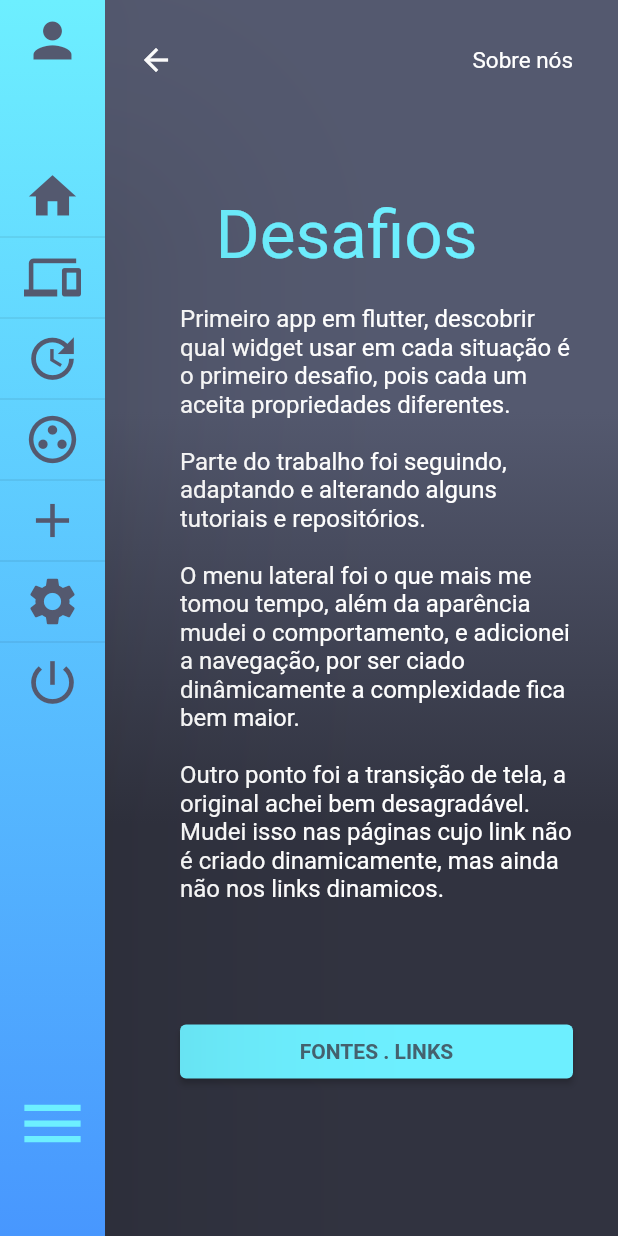
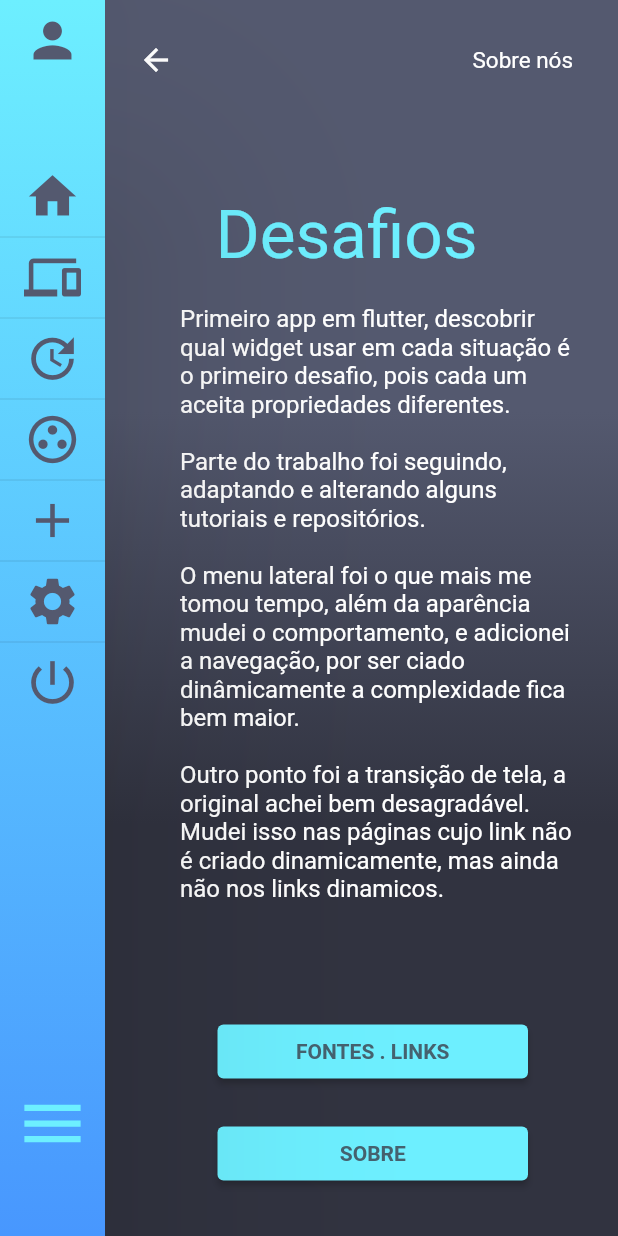
Before and after one commit to izzurban/app_smart_home, a Flutter app: the AboutUsTrouble screen opened by its route, on a phone screen of 412 x 824 dp. Run offline on Flutter 3.47's test engine with Material 2 defaults, Android fonts, the light colour scheme and no system bars.

Commit message:
layout-ajusts

```diff
--- a/lib/colors.dart
+++ b/lib/colors.dart
@@ -18,3 +18,17 @@ class Cor {
       begin: Alignment.topCenter,
       end: Alignment.bottomCenter);
 }
+
+//
+//Menu
+//
+TextStyle listTitleDefaultTextStyle =
+    TextStyle(color: Colors.white, fontSize: 20.0, fontWeight: FontWeight.w600);
+TextStyle listTitleSelectedTextStyle =
+    TextStyle(color: Cor.bgEsc1, fontSize: 20.0, fontWeight: FontWeight.w600);
+
+Color selectedColor = Cor.azulTurqueza; //icones
+Color notSelectedColor = Cor.bgEsc1; //icones
+
+Color selectedBg = Colors.white;
+Color notSelectedBg = Colors.white.withOpacity(0);
--- a/lib/routes.dart
+++ b/lib/routes.dart
@@ -12,8 +12,10 @@ import 'scenes/settings.dart';
 
 export 'package:app_smart_home/scenes/aboutUs_trouble.dart';
 export 'package:app_smart_home/scenes/aboutUs_fonts.dart';
+export 'package:app_smart_home/scenes/aboutUs_trouble.dart';
 export 'package:app_smart_home/widgets/pageTransition.dart';
 export 'package:app_smart_home/widgets/menu/custom_navigation_drawer.dart';
+export 'colors.dart';
 
 class Routes {
   var routes = <String, WidgetBuilder>{
--- a/lib/scenes/aboutUs.dart
+++ b/lib/scenes/aboutUs.dart
@@ -1,5 +1,6 @@
 import 'dart:ui';
 import 'package:flutter/material.dart';
+
 import '../routes.dart';
 
 class AboutUs extends StatelessWidget {
--- a/lib/scenes/aboutUs_trouble.dart
+++ b/lib/scenes/aboutUs_trouble.dart
@@ -1,4 +1,5 @@
 import 'package:flutter/material.dart';
+
 import '../routes.dart';
 
 class AboutUsTrouble extends StatelessWidget {
@@ -89,12 +90,17 @@ class AboutUsTrouble extends StatelessWidget {
                                 ],
                               ),
                             ),
+                            Container(
+                              margin: EdgeInsets.only(left: 25, right: 30),
+                              child: Column(
+                                children: [
                                   ElevatedButton(
                                     style: ElevatedButton.styleFrom(
                                         primary: Cor.azulTurqueza),
                                     onPressed: () {
-                                Navigator.push(
-                                    context, FadeRoute(page: AboutUsFonts()));
+                                      Navigator.pop(context);
+                                      Navigator.push(context,
+                                          FadeRoute(page: AboutUsFonts()));
                                     },
                                     child: Center(
                                       child: Text(
@@ -104,6 +110,28 @@ class AboutUsTrouble extends StatelessWidget {
                                           fontWeight: FontWeight.bold,
                                         ),
                                       ),
+                                    ),
+                                  ),
+                                  Padding(
+                                    padding: const EdgeInsets.only(top: 20),
+                                    child: ElevatedButton(
+                                      style: ElevatedButton.styleFrom(
+                                          primary: Cor.azulTurqueza),
+                                      onPressed: () {
+                                        Navigator.pop(context);
+                                      },
+                                      child: Center(
+                                        child: Text(
+                                          'Sobre'.toUpperCase(),
+                                          style: TextStyle(
+                                            color: Cor.fonteEscura,
+                                            fontWeight: FontWeight.bold,
+                                          ),
+                                        ),
+                                      ),
+                                    ),
+                                  ),
+                                ],
                               ),
                             ),
                           ],
--- a/lib/scenes/add.dart
+++ b/lib/scenes/add.dart
@@ -1,6 +1,5 @@
-import '../colors.dart';
 import 'package:flutter/material.dart';
-import 'package:app_smart_home/widgets/menu/custom_navigation_drawer.dart';
+import '../routes.dart';
 
 class Add extends StatefulWidget {
   @override
--- a/lib/scenes/devices.dart
+++ b/lib/scenes/devices.dart
@@ -1,6 +1,6 @@
-import '../colors.dart';
 import 'package:flutter/material.dart';
-import 'package:app_smart_home/widgets/menu/custom_navigation_drawer.dart';
+
+import '../routes.dart';
 
 class Devices extends StatefulWidget {
   @override
--- a/lib/scenes/groups.dart
+++ b/lib/scenes/groups.dart
@@ -1,6 +1,6 @@
-import '../colors.dart';
 import 'package:flutter/material.dart';
-import 'package:app_smart_home/widgets/menu/custom_navigation_drawer.dart';
+
+import '../routes.dart';
 
 class Groups extends StatefulWidget {
   @override
--- a/lib/scenes/login.dart
+++ b/lib/scenes/login.dart
@@ -1,9 +1,9 @@
 import 'package:flutter/material.dart';
-import 'package:app_smart_home/widgets/pageTransition.dart';
 import 'package:flutter/services.dart';
-import '../colors.dart';
 import 'dart:ui';
 import 'welcome.dart';
+
+import '../routes.dart';
 
 class TryLogin {
   final String user;
--- a/lib/scenes/routines.dart
+++ b/lib/scenes/routines.dart
@@ -1,6 +1,6 @@
-import '../colors.dart';
 import 'package:flutter/material.dart';
-import 'package:app_smart_home/widgets/menu/custom_navigation_drawer.dart';
+
+import '../routes.dart';
 
 class Routines extends StatefulWidget {
   @override
--- a/lib/scenes/settings.dart
+++ b/lib/scenes/settings.dart
@@ -1,6 +1,6 @@
-import '../colors.dart';
 import 'package:flutter/material.dart';
-import 'package:app_smart_home/widgets/menu/custom_navigation_drawer.dart';
+
+import '../routes.dart';
 
 class Settings extends StatefulWidget {
   @override
--- a/lib/scenes/welcome.dart
+++ b/lib/scenes/welcome.dart
@@ -1,6 +1,6 @@
-import '../colors.dart';
 import 'package:flutter/material.dart';
-import 'package:app_smart_home/widgets/menu/custom_navigation_drawer.dart';
+
+import '../routes.dart';
 
 class Welcome extends StatefulWidget {
   @override
--- a/lib/widgets/menu/commons/collapsing_navigation_drawer_widget.dart
+++ b/lib/widgets/menu/commons/collapsing_navigation_drawer_widget.dart
@@ -1,8 +1,7 @@
-import '../custom_navigation_drawer.dart';
 import 'package:flutter/material.dart';
-import 'package:app_smart_home/colors.dart';
-import 'package:app_smart_home/widgets/pageTransition.dart';
 import '../../../scenes/aboutUs.dart';
+
+import '../../../routes.dart';
 
 class CollapsingNavigationDrawer extends StatefulWidget {
   @override
--- a/lib/widgets/menu/custom_navigation_drawer.dart
+++ b/lib/widgets/menu/custom_navigation_drawer.dart
@@ -2,4 +2,3 @@ export 'commons/collapsing_list_tile_widget.dart';
 export 'commons/collapsing_navigation_drawer_widget.dart';
 export 'model/navigation_model.dart';
 export '../../colors.dart';
-export 'theme.dart';
--- a/lib/widgets/menu/theme.dart
+++ /dev/null
@@ -1,13 +0,0 @@
-import 'package:flutter/material.dart';
-import 'package:app_smart_home/colors.dart';
-
-TextStyle listTitleDefaultTextStyle =
-    TextStyle(color: Colors.white, fontSize: 20.0, fontWeight: FontWeight.w600);
-TextStyle listTitleSelectedTextStyle =
-    TextStyle(color: Cor.bgEsc1, fontSize: 20.0, fontWeight: FontWeight.w600);
-
-Color selectedColor = Cor.azulTurqueza; //icones
-Color notSelectedColor = Cor.bgEsc1; //icones
-
-Color selectedBg = Colors.white;
-Color notSelectedBg = Colors.white.withOpacity(0);
```
Also changed, not shown: lib/scenes/aboutUs_fonts.dart (+98 -88 lines), lib/widgets/drawer.dart (deleted, +0 -45 lines). Lines whose indentation alone changed are shown as unchanged.
